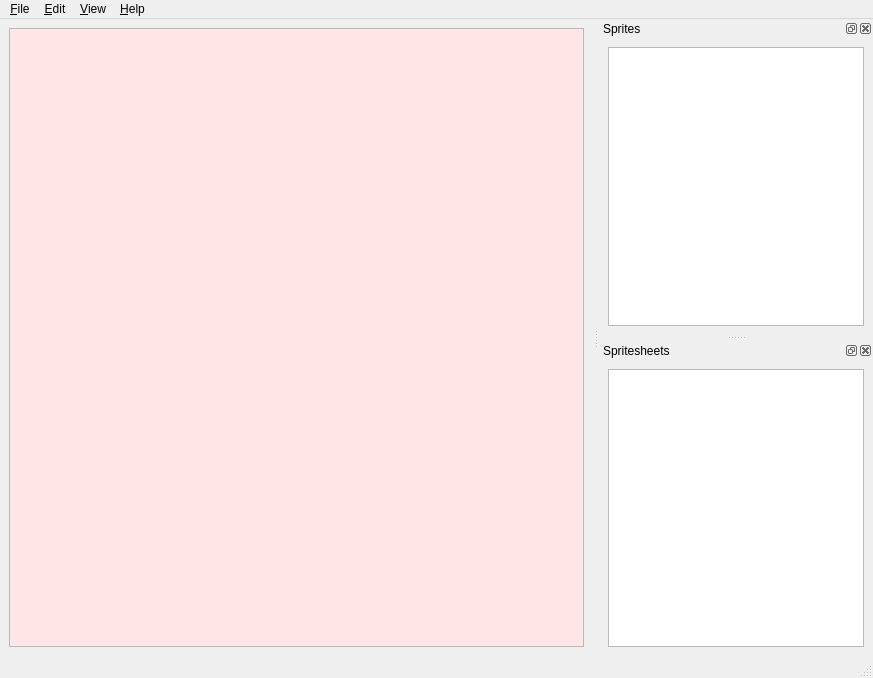
Qt form ui/main.ui (svenvvv/rcss-sprite-ed) before a commit.
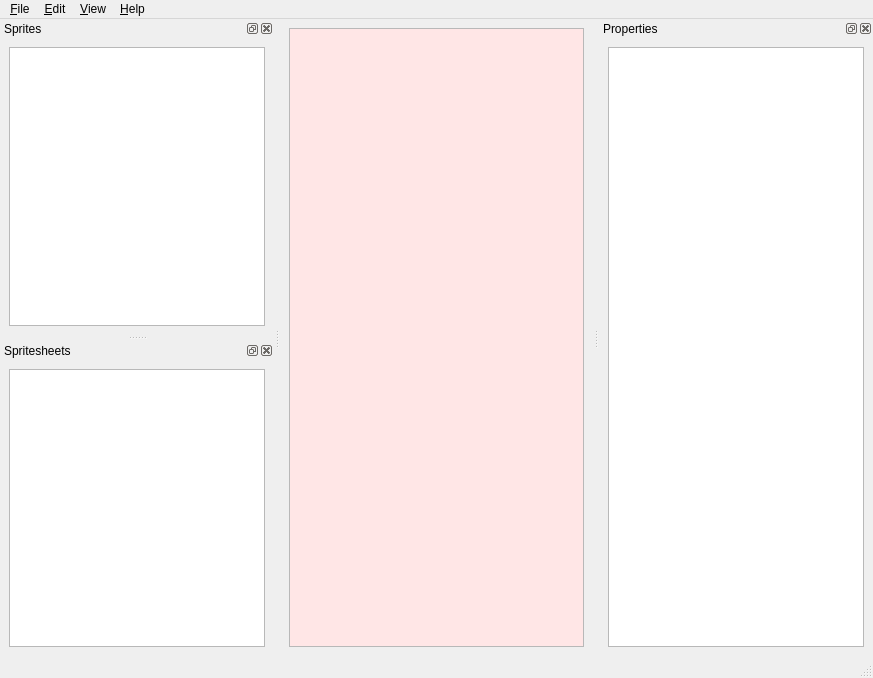
The same form after that commit. Icons and pictures are not drawn.

Commit message: WIP properties view (#19)

Diff of the .ui file:
```diff
--- a/ui/main.ui
+++ b/ui/main.ui
@@ -40,7 +40,7 @@
         <rect>
          <x>0</x>
          <y>0</y>
-         <width>573</width>
+         <width>453</width>
          <height>614</height>
         </rect>
        </property>
@@ -137,7 +137,7 @@
     <string>Sprites</string>
    </property>
    <attribute name="dockWidgetArea">
-    <number>2</number>
+    <number>1</number>
    </attribute>
    <widget class="QWidget" name="dockWidgetContents">
     <layout class="QGridLayout" name="gridLayout">
@@ -156,7 +156,7 @@
     <string>Spritesheets</string>
    </property>
    <attribute name="dockWidgetArea">
-    <number>2</number>
+    <number>1</number>
    </attribute>
    <widget class="QWidget" name="dockWidgetContents_2">
     <layout class="QGridLayout" name="gridLayout_2">
@@ -166,6 +166,34 @@
     </layout>
    </widget>
   </widget>
+  <widget class="QDockWidget" name="dockWidget_3">
+   <property name="windowTitle">
+    <string>Properties</string>
+   </property>
+   <attribute name="dockWidgetArea">
+    <number>2</number>
+   </attribute>
+   <widget class="QWidget" name="dockWidgetContents_3">
+    <layout class="QGridLayout" name="gridLayout_4">
+     <item row="0" column="0">
+      <widget class="QTableView" name="propertiesTable">
+       <property name="alternatingRowColors">
+        <bool>true</bool>
+       </property>
+       <attribute name="horizontalHeaderVisible">
+        <bool>false</bool>
+       </attribute>
+       <attribute name="horizontalHeaderStretchLastSection">
+        <bool>true</bool>
+       </attribute>
+       <attribute name="verticalHeaderVisible">
+        <bool>false</bool>
+       </attribute>
+      </widget>
+     </item>
+    </layout>
+   </widget>
+  </widget>
   <action name="actionOpen">
    <property name="icon">
     <iconset theme="document-open">
```
Left out of the diff: 3 changed lines with no effect on the pictures. The commit also changes 4 other files.
